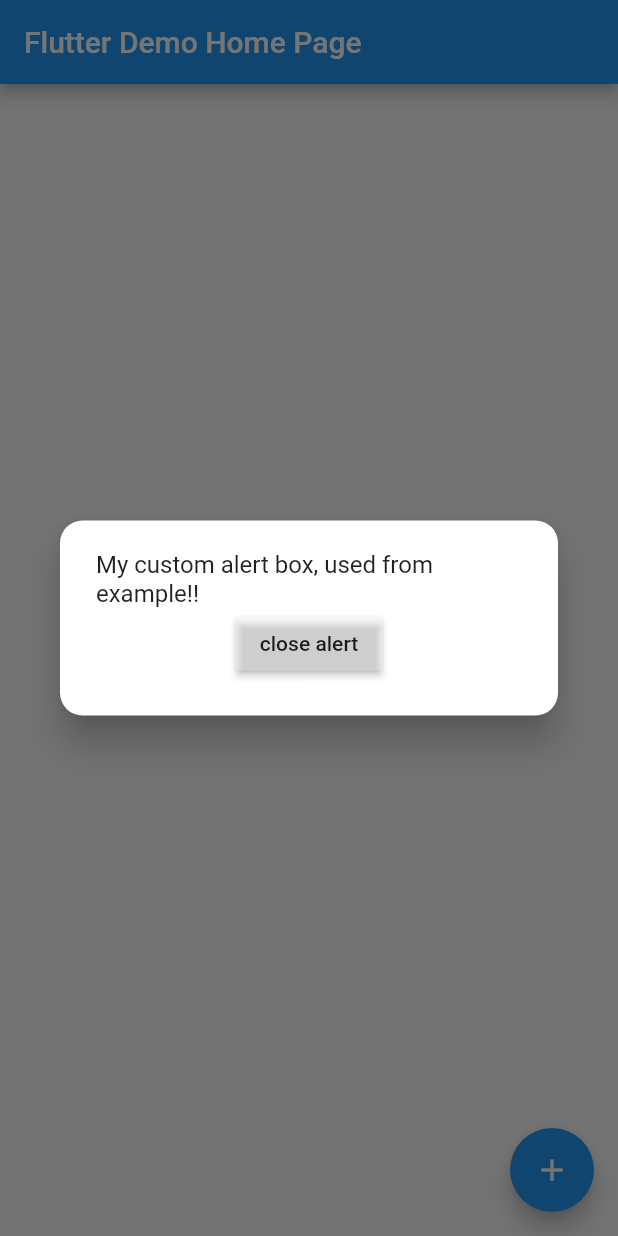
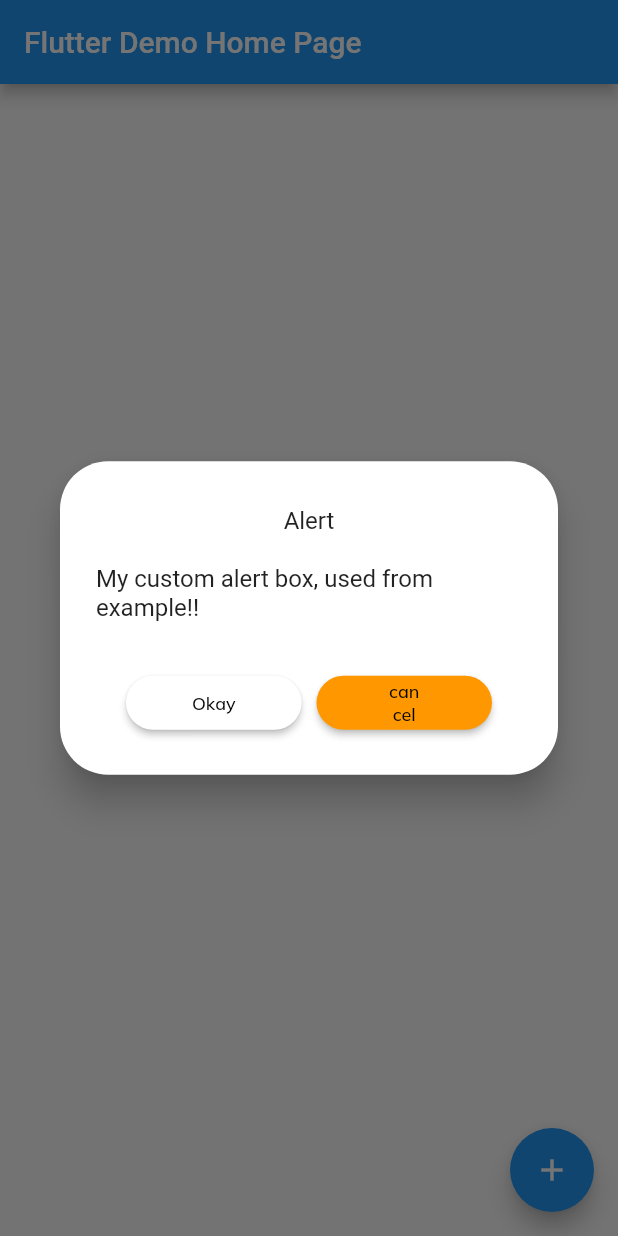
Before and after one commit to rohitsahu1920/alert_box, a Flutter app: the screen it shows after launch, after a tap on the "add" icon, on a phone screen of 412 x 824 dp. Run offline on Flutter 3.47's test engine with Material 2 defaults, Android fonts, the phone set to English and light mode, and no system bars; our stand-ins replace google_fonts.

Commit message:
Added Features.

```diff
--- a/example/lib/main.dart
+++ b/example/lib/main.dart
@@ -107,10 +107,17 @@ class _MyHomePageState extends State<MyHomePage> {
         ),
       ),
       floatingActionButton: FloatingActionButton(
-        onPressed: () async{
+        onPressed: () async {
           await CustomAlertBox.showCustomAlertBox(
               context: context,
-              willDisplayWidget: const Text('My custom alert box, used from example!!'));
+              headingWidget:
+                  const Text('Alert'),
+              descWidget:
+                  const Text('My custom alert box, used from example!!'),
+            firstButtonClick: (){},
+            secondButtonClick: (){},
+            secondButtonColor: Colors.orange
+          );
         },
         tooltip: 'Increment',
         child: const Icon(Icons.add),
--- a/lib/alert_box.dart
+++ b/lib/alert_box.dart
@@ -3,28 +3,102 @@ library custom_alert_box;
 
 import 'package:flutter/material.dart';
 
+import 'colors.dart';
+import 'font_family.dart';
+
 class CustomAlertBox {
   static Future showCustomAlertBox({
+    Color firstButtonColor = Colors.white,
+    Color secondButtonColor = Colors.white,
+    Color firstButtonTextColor = Colors.black,
+    Color secondButtonTextColor = Colors.black,
+    Color buttonShadowColor = Colors.black,
+    bool barrierDismissible = true,
     required BuildContext context,
-    required Widget willDisplayWidget,
+    required Widget headingWidget,
+    required Widget descWidget,
+    String firstButtonName = "Okay",
+    String secondButtonName = "cancel",
+    required Function() firstButtonClick,
+    required Function() secondButtonClick,
   }) {
     return showDialog(
+        useRootNavigator: false,
+        barrierDismissible: barrierDismissible,
         context: context,
         builder: (context) {
           return AlertDialog(
+            shadowColor: Colors.black,
             shape: const RoundedRectangleBorder(
-              borderRadius: BorderRadius.all(Radius.circular(15)),
+              borderRadius: BorderRadius.all(Radius.circular(32.0)),
             ),
             content: Column(
               mainAxisSize: MainAxisSize.min,
-              children: <Widget>[
-                willDisplayWidget,
-                MaterialButton(
-                  color: Colors.white30,
-                  child: const Text('close alert'),
-                  onPressed: () {
-                    Navigator.of(context).pop();
-                  },
+              children: [
+                const SizedBox(
+                  height: 10,
+                ),
+                headingWidget,
+                const SizedBox(
+                  height: 20,
+                ),
+                descWidget,
+                const SizedBox(
+                  height: 10,
+                ),
+                Padding(
+                  padding: const EdgeInsets.only(
+                    left: 20,
+                    right: 20,
+                    top: 20,
+                  ),
+                  child: Row(
+                    mainAxisAlignment: MainAxisAlignment.spaceBetween,
+                    children: [
+                      Expanded(
+                        child: ElevatedButton(
+                          style: ElevatedButton.styleFrom(
+                            shadowColor: buttonShadowColor,
+                            backgroundColor: firstButtonColor,
+                            shape: const StadiumBorder(),
+                          ),
+                          onPressed: () => firstButtonClick(),
+                          child: Text(
+                            textAlign: TextAlign.center,
+                            firstButtonName,
+                            style: FontFamily.mulishRegular(
+                              12,
+                              firstButtonTextColor,
+                            ),
+                          ),
+                        ),
+                      ),
+                      const SizedBox(
+                        width: 10,
+                      ),
+                      Expanded(
+                        child: ElevatedButton(
+                          style: ElevatedButton.styleFrom(
+                            shadowColor: buttonShadowColor,
+                            backgroundColor: secondButtonColor,
+                            shape: const StadiumBorder(),
+                          ),
+                          onPressed: () => secondButtonClick(),
+                          child: Padding(
+                            padding: const EdgeInsets.fromLTRB(30.0,0,30,0),
+                            child: Text(
+                              textAlign: TextAlign.center,
+                              secondButtonName,
+                              style: FontFamily.mulishRegular(
+                                12,
+                                secondButtonTextColor,
+                              ),
+                            ),
+                          ),
+                        ),
+                      ),
+                    ],
+                  ),
                 )
               ],
             ),
--- a/lib/font_family.dart
+++ b/lib/font_family.dart
@@ -0,0 +1,89 @@
+import 'package:flutter/material.dart';
+import 'package:google_fonts/google_fonts.dart';
+
+import 'colors.dart';
+
+
+class FontFamily {
+  FontFamily._();
+
+  static String productSans = "ProductSans";
+  static String roboto = "Roboto";
+  static String muli = "Muli";
+
+  static TextStyle mulishHeading = GoogleFonts.mulish(
+      fontSize: 24,
+      fontWeight: FontWeight.w700,
+      color: Colors.white,);
+
+  static TextStyle mulishTitleBold1 = GoogleFonts.mulish(
+      fontSize: 20,
+      fontWeight: FontWeight.w600,
+      color: CustomColors.black,);
+
+  static TextStyle mulishTitleExtraBold1 = GoogleFonts.mulish(
+      fontSize: 20,
+      fontWeight: FontWeight.w800,
+      color: CustomColors.black,);
+
+  static TextStyle mulishTitleRegular2 = GoogleFonts.mulish(
+      fontSize: 16,
+      fontWeight: FontWeight.w400,
+      color: CustomColors.grey[500],);
+
+  static TextStyle mulishTitleSemiBold2 = GoogleFonts.mulish(
+      fontSize: 16,
+      fontWeight: FontWeight.w600,
+      color: CustomColors.grey[500],);
+
+  static TextStyle rmDocTiles = GoogleFonts.mulish(
+    fontSize: 16,
+    fontWeight: FontWeight.w600,
+    color: Colors.white,);
+
+  static TextStyle mulishTitleRegular3 = GoogleFonts.mulish(
+      fontSize: 15,
+      fontWeight: FontWeight.w400,
+      color: CustomColors.grey[500],);
+
+  static TextStyle mulishTitleBold3 = GoogleFonts.mulish(
+      fontSize: 15,
+      fontWeight: FontWeight.w700,
+      color: Colors.black,);
+
+  static TextStyle mulishLight(double fontSize,Color color){
+    return GoogleFonts.mulish(
+        fontSize: fontSize,
+        fontWeight: FontWeight.w400,
+        color: color,);
+  }
+
+  static TextStyle mulishRegular(double fontSize,Color color){
+    return GoogleFonts.mulish(
+      fontSize: fontSize,
+      fontWeight: FontWeight.w500,
+      color: color,);
+  }
+
+  static TextStyle mulishSemiBold(double fontSize,Color color){
+    return GoogleFonts.mulish(
+      fontSize: fontSize,
+      fontWeight: FontWeight.w600,
+      color: color,);
+  }
+
+  static TextStyle mulishBold(double fontSize,Color color){
+    return GoogleFonts.mulish(
+        fontSize: fontSize,
+        fontWeight: FontWeight.w700,
+        color: color,
+    decoration: TextDecoration.none,);
+  }
+
+  static TextStyle mulishExtraBold(double fontSize,Color color){
+    return GoogleFonts.mulish(
+        fontSize: fontSize,
+        fontWeight: FontWeight.w800,
+        color: color,);
+  }
+}
--- a/pubspec.yaml
+++ b/pubspec.yaml
@@ -1,8 +1,6 @@
 name: alert_box
 description: A new Flutter project.
 version: 0.0.1
-authors: Rohit Sahu<Rohitsahu1923@gmail.com>
-homepage:
 
 environment:
   sdk: '>=2.19.6 <3.0.0'
@@ -11,6 +9,7 @@ environment:
 dependencies:
   flutter:
     sdk: flutter
+  google_fonts: ^4.0.4
 
 dev_dependencies:
   flutter_test:
```
Also changed, not shown: lib/colors.dart (+90 -0 lines), example/pubspec.lock, 9 other files.
